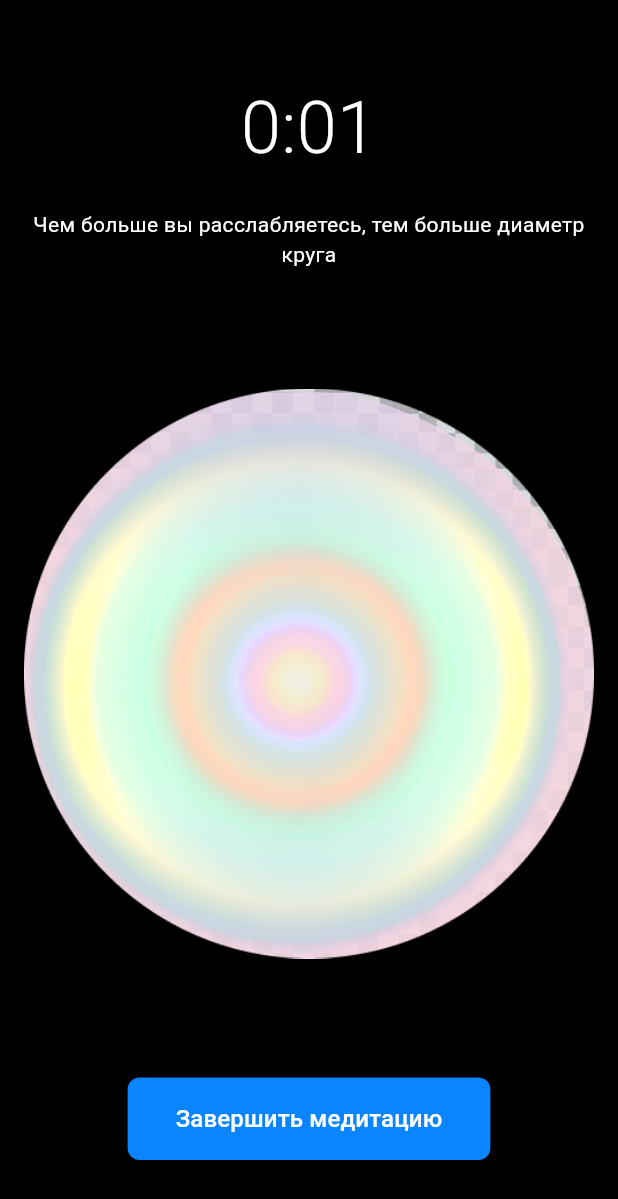
After one commit to vyhuholl/eeg_flutter_app, a Flutter app: the MeditationScreen screen opened directly, on a phone screen of 412 x 824 dp. The commit adds this screen. Shown: the top 1199 px of the screen. Run offline on Flutter 3.47's test engine with Material 3 defaults, Android fonts, the phone set to English and light mode, and no system bars; our stand-ins replace fl_chart.

Commit message:
feat: add meditation screen

```diff
--- a/lib/screens/main_screen.dart
+++ b/lib/screens/main_screen.dart
@@ -3,6 +3,7 @@ import 'package:provider/provider.dart';
 import '../providers/eeg_data_provider.dart';
 import '../providers/connection_provider.dart';
 import '../widgets/eeg_chart.dart';
+import 'meditation_screen.dart';
 
 /// Main screen of the EEG Flutter app with start screen and EEG chart
 class MainScreen extends StatefulWidget {
@@ -272,11 +273,10 @@ class _MainScreenState extends State<MainScreen> {
   }
 
   void _startMeditationTraining() {
-    // TODO: Implement meditation training functionality
-    ScaffoldMessenger.of(context).showSnackBar(
-      const SnackBar(
-        content: Text('Функция тренинга медитации будет добавлена позже'),
-        backgroundColor: Color(0xFF0A84FF),
+    // Navigate to meditation screen
+    Navigator.of(context).push(
+      MaterialPageRoute(
+        builder: (context) => const MeditationScreen(),
       ),
     );
   }
--- /dev/null
+++ b/lib/screens/meditation_screen.dart
@@ -0,0 +1,122 @@
+import 'dart:async';
+import 'package:flutter/material.dart';
+
+/// Meditation screen with timer and visual elements
+class MeditationScreen extends StatefulWidget {
+  const MeditationScreen({super.key});
+
+  @override
+  State<MeditationScreen> createState() => _MeditationScreenState();
+}
+
+class _MeditationScreenState extends State<MeditationScreen> {
+  late Timer _timer;
+  int _seconds = 0;
+
+  @override
+  void initState() {
+    super.initState();
+    _startTimer();
+  }
+
+  @override
+  void dispose() {
+    _timer.cancel();
+    super.dispose();
+  }
+
+  void _startTimer() {
+    _timer = Timer.periodic(const Duration(seconds: 1), (timer) {
+      setState(() {
+        _seconds++;
+      });
+    });
+  }
+
+  String _formatTime() {
+    final minutes = _seconds ~/ 60;
+    final remainingSeconds = _seconds % 60;
+    // No leading zero for minutes as requested
+    return '$minutes:${remainingSeconds.toString().padLeft(2, '0')}';
+  }
+
+  void _endMeditation() {
+    // Navigate back to start screen
+    Navigator.of(context).popUntil((route) => route.isFirst);
+  }
+
+  @override
+  Widget build(BuildContext context) {
+    return Scaffold(
+      backgroundColor: Colors.black,
+      body: SafeArea(
+        child: Padding(
+          padding: const EdgeInsets.all(16),
+          child: Column(
+            children: [
+              const Spacer(flex: 1),
+
+              // Timer at top center
+              Text(
+                _formatTime(),
+                style: const TextStyle(
+                  color: Colors.white,
+                  fontSize: 48,
+                  fontWeight: FontWeight.w300,
+                ),
+              ),
+
+              const SizedBox(height: 20),
+
+              // Instructional text
+              const Text(
+                'Чем больше вы расслабляетесь, тем больше диаметр круга',
+                textAlign: TextAlign.center,
+                style: TextStyle(
+                  color: Colors.white,
+                  fontSize: 14,
+                ),
+              ),
+
+              const Spacer(flex: 2),
+
+              // Circle image at center
+              Center(
+                child: Image.asset(
+                  'assets/circle.png',
+                  width: 400,
+                  height: 400,
+                  fit: BoxFit.contain,
+                ),
+              ),
+
+              const Spacer(flex: 2),
+
+              // End meditation button at bottom
+              ElevatedButton(
+                onPressed: _endMeditation,
+                style: ElevatedButton.styleFrom(
+                  backgroundColor: const Color(0xFF0A84FF),
+                  foregroundColor: Colors.white,
+                  padding: const EdgeInsets.symmetric(horizontal: 32, vertical: 16),
+                  shape: RoundedRectangleBorder(
+                    borderRadius: BorderRadius.circular(8),
+                  ),
+                ),
+                child: const Text(
+                  'Завершить медитацию',
+                  style: TextStyle(
+                    fontSize: 16,
+                    fontWeight: FontWeight.w500,
+                  ),
+                ),
+              ),
+
+              const Spacer(flex: 1),
+            ],
+          ),
+        ),
+      ),
+    );
+  }
+}
--- a/pubspec.yaml
+++ b/pubspec.yaml
@@ -66,6 +66,7 @@ flutter:
   # To add assets to your application, add an assets section, like this:
   assets:
     - assets/connect_icon.png
+    - assets/circle.png
 
   # An image asset can refer to one or more resolution-specific "variants", see
   # https://flutter.dev/to/resolution-aware-images
```
Also changed, not shown: assets/circle.png (added), 2 other files.
